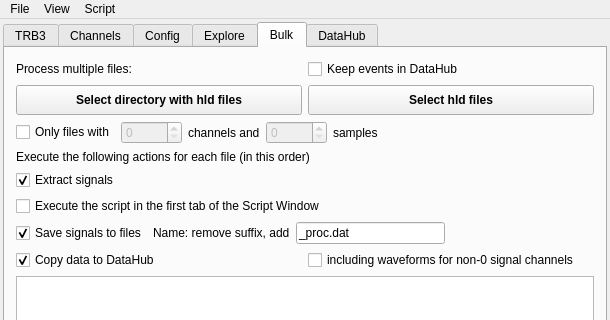
Old version of the form GUI/mainwindow.ui in the repository andrmor/TRB3reader; both pictures show x 0 to 610 and y 0 to 320 of the 610 by 629 pixel window.
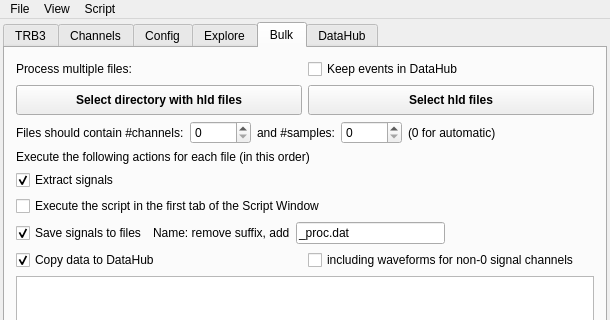
New version of the form.

The edit to the form file:
```diff
--- a/GUI/mainwindow.ui
+++ b/GUI/mainwindow.ui
@@ -2589,33 +2589,10 @@
           <property name="topMargin">
            <number>0</number>
           </property>
-          <item>
-           <widget class="QCheckBox" name="cbProcessOnlyFilesWith">
-            <property name="text">
-             <string>Only files with</string>
-            </property>
-           </widget>
-          </item>
-          <item>
-           <widget class="QSpinBox" name="sbNumChannels">
-            <property name="enabled">
-             <bool>false</bool>
-            </property>
-            <property name="minimumSize">
-             <size>
-              <width>0</width>
-              <height>21</height>
-             </size>
-            </property>
-            <property name="maximum">
-             <number>10000</number>
-            </property>
-           </widget>
-          </item>
           <item>
            <widget class="QLabel" name="label_13">
             <property name="text">
-             <string>channels and</string>
+             <string>Files should contain #channels:</string>
             </property>
             <property name="alignment">
              <set>Qt::AlignLeading|Qt::AlignLeft|Qt::AlignVCenter</set>
@@ -2623,9 +2600,9 @@
            </widget>
           </item>
           <item>
-           <widget class="QSpinBox" name="sbNumSamples">
+           <widget class="QSpinBox" name="sbNumChannels">
             <property name="enabled">
-             <bool>false</bool>
+             <bool>true</bool>
             </property>
             <property name="minimumSize">
              <size>
@@ -2641,13 +2618,36 @@
           <item>
            <widget class="QLabel" name="label_39">
             <property name="text">
-             <string>samples</string>
+             <string>and #samples:</string>
             </property>
             <property name="alignment">
              <set>Qt::AlignLeading|Qt::AlignLeft|Qt::AlignVCenter</set>
             </property>
            </widget>
           </item>
+          <item>
+           <widget class="QSpinBox" name="sbNumSamples">
+            <property name="enabled">
+             <bool>true</bool>
+            </property>
+            <property name="minimumSize">
+             <size>
+              <width>0</width>
+              <height>21</height>
+             </size>
+            </property>
+            <property name="maximum">
+             <number>10000</number>
+            </property>
+           </widget>
+          </item>
+          <item>
+           <widget class="QLabel" name="label_40">
+            <property name="text">
+             <string>(0 for automatic)</string>
+            </property>
+           </widget>
+          </item>
           <item>
            <spacer name="horizontalSpacer_7">
             <property name="orientation">
```
Left out of the diff: 32 changed lines with no effect on the pictures.
